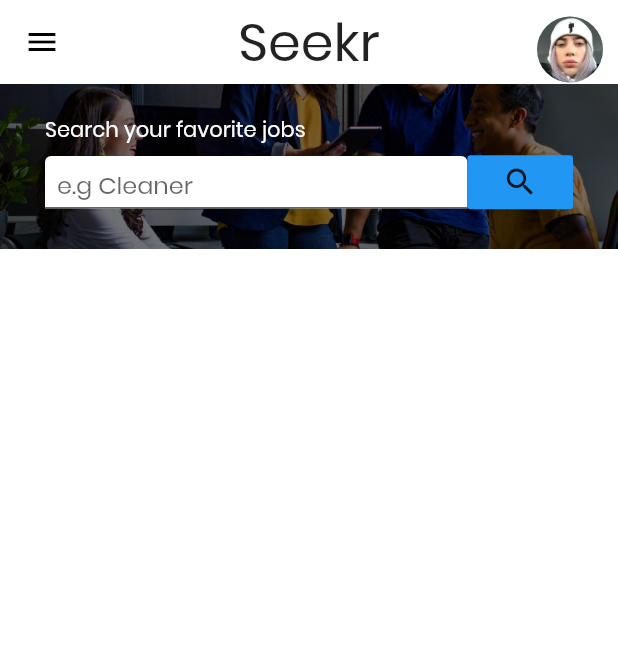
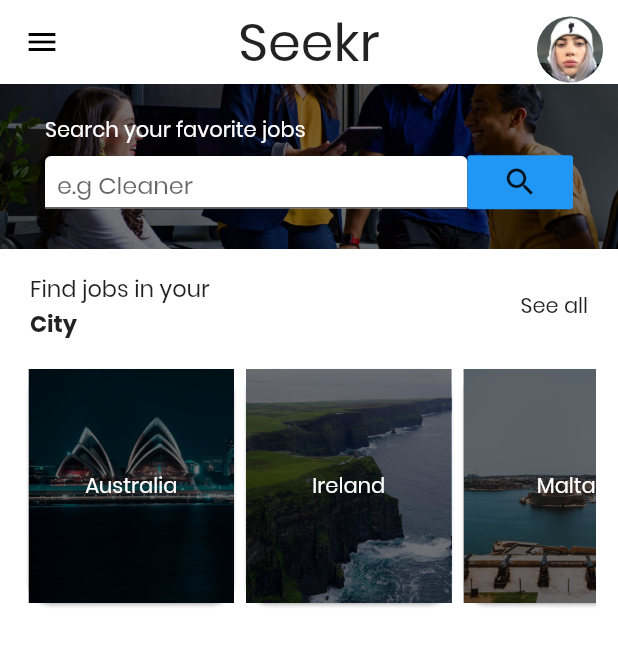
Before and after one commit to NicolasMarqui/Seekr-Flutter, a Flutter app: the screen it shows after launch, on a phone screen of 412 x 824 dp. Shown: the top 646 px of the screen. Run offline on Flutter 3.47's test engine with Material 2 defaults, Android fonts, the phone set to English and light mode, and no system bars.

Commit message:
Added cities to choose from, still no design

```diff
--- /dev/null
+++ b/frontend/lib/models/cities.dart
@@ -0,0 +1,35 @@
+class Cities{
+  final int id;
+  final String name;
+  final String description;
+  final String pathName;
+
+  Cities({this.id, this.name, this.description, this.pathName});
+}
+
+List<Cities> cities = [
+  Cities(
+    id: 1,
+    name: "Australia",
+    description: "Lorem Ipsum é simplesmente uma simulação de texto da indústria tipográfica e de impressos, e vem sendo utilizado desde o século XVI, quando um impressor desconhecido..",
+    pathName: "assets/images/australia.jpeg",
+  ),
+  Cities(
+    id: 2,
+    name: "Ireland",
+    description: "Lorem Ipsum é simplesmente uma simulação de texto da indústria tipográfica e de impressos, e vem sendo utilizado desde o século XVI, quando um impressor desconhecido..",
+    pathName: "assets/images/ireland.jpeg",
+  ),
+  Cities(
+    id: 3,
+    name: "Malta",
+    description: "Lorem Ipsum é simplesmente uma simulação de texto da indústria tipográfica e de impressos, e vem sendo utilizado desde o século XVI, quando um impressor desconhecido..",
+    pathName: "assets/images/malta.jpeg",
+  ),
+  Cities(
+    id: 4,
+    name: "Ireland",
+    description: "Lorem Ipsum é simplesmente uma simulação de texto da indústria tipográfica e de impressos, e vem sendo utilizado desde o século XVI, quando um impressor desconhecido..",
+    pathName: "assets/images/ireland.jpeg",
+  ),
+];
--- a/frontend/lib/pages/home.dart
+++ b/frontend/lib/pages/home.dart
@@ -1,5 +1,6 @@
 import 'package:flutter/material.dart';
 
+import '../widgets/selectCity.dart';
 import '../widgets/searchBox.dart';
 
 class HomePage extends StatelessWidget {
@@ -29,11 +30,16 @@ class HomePage extends StatelessWidget {
               )),
         ],
       ),
-
-      body: Column(
-        children: <Widget>[
-          SearchBox(),
-        ],
+      drawer: Drawer(
+        child: Text('This is a Drawer'),
+      ),
+      body: SingleChildScrollView(
+        child: Column(
+          children: <Widget>[
+            SearchBox(),
+            SelectCity(),
+          ],
+        ),
       ),
     );
   }
--- /dev/null
+++ b/frontend/lib/widgets/selectCity.dart
@@ -0,0 +1,96 @@
+import 'package:flutter/material.dart';
+
+import '../models/cities.dart';
+
+class SelectCity extends StatelessWidget {
+  const SelectCity({Key key}) : super(key: key);
+
+  final String mainText = "Find jobs in your";
+
+  @override
+  Widget build(BuildContext context) {
+    return Container(
+      height: 240,
+      child: Column(
+        children: <Widget>[
+          Container(
+            padding: EdgeInsets.symmetric(horizontal: 20, vertical: 15),
+            child: Row(
+              mainAxisAlignment: MainAxisAlignment.spaceBetween,
+              children: <Widget>[
+                Flexible(
+                    flex: 3,
+                    child: Column(
+                      crossAxisAlignment: CrossAxisAlignment.start,
+                      children: <Widget>[
+                        Text(
+                          mainText,
+                          style: TextStyle(
+                              fontSize: 15, fontWeight: FontWeight.w400),
+                        ),
+                        Text(
+                          "City",
+                          style: TextStyle(
+                              fontSize: 15, fontWeight: FontWeight.bold),
+                          textAlign: TextAlign.start,
+                        )
+                      ],
+                    )),
+                Flexible(
+                  flex: 1,
+                  child: Text("See all"),
+                ),
+              ],
+            ),
+          ),
+          Expanded(
+            child: Padding(
+              padding: const EdgeInsets.symmetric(horizontal: 15),
+              child: ListView.builder(
+                itemCount: cities.length,
+                scrollDirection: Axis.horizontal,
+                itemBuilder: (context, index) {
+                  return Row(
+                    crossAxisAlignment: CrossAxisAlignment.center,
+                    mainAxisAlignment: MainAxisAlignment.spaceEvenly,
+                    children: <Widget>[
+                      Container(
+                        width: 145,
+                        height: double.infinity,
+                        child: Card(
+                          shape: RoundedRectangleBorder(
+                            borderRadius: BorderRadius.circular(15.0),
+                          ),
+                          child: Stack(
+                            children: <Widget>[
+                              Image.asset(
+                                cities[index].pathName,
+                                fit: BoxFit.cover,
+                                height: double.infinity,
+                                width: double.infinity,
+                              ),
+                              Container(
+                                color: Colors.black54,
+                              ),
+                              Container(
+                                alignment: Alignment.center,
+                                child: Text(
+                                  cities[index].name,
+                                  style: TextStyle(color: Colors.white),
+                                ),
+                              ),
+                            ],
+                          ),
+                        ),
+                      ),
+                    ],
+                  );
+                },
+              ),
+            ),
+          ),
+        ],
+      ),
+    );
+  }
+}
```
Also changed, not shown: frontend/assets/images/australia.jpeg (added), frontend/assets/images/ireland.jpeg (added), frontend/assets/images/malta.jpeg (added).
